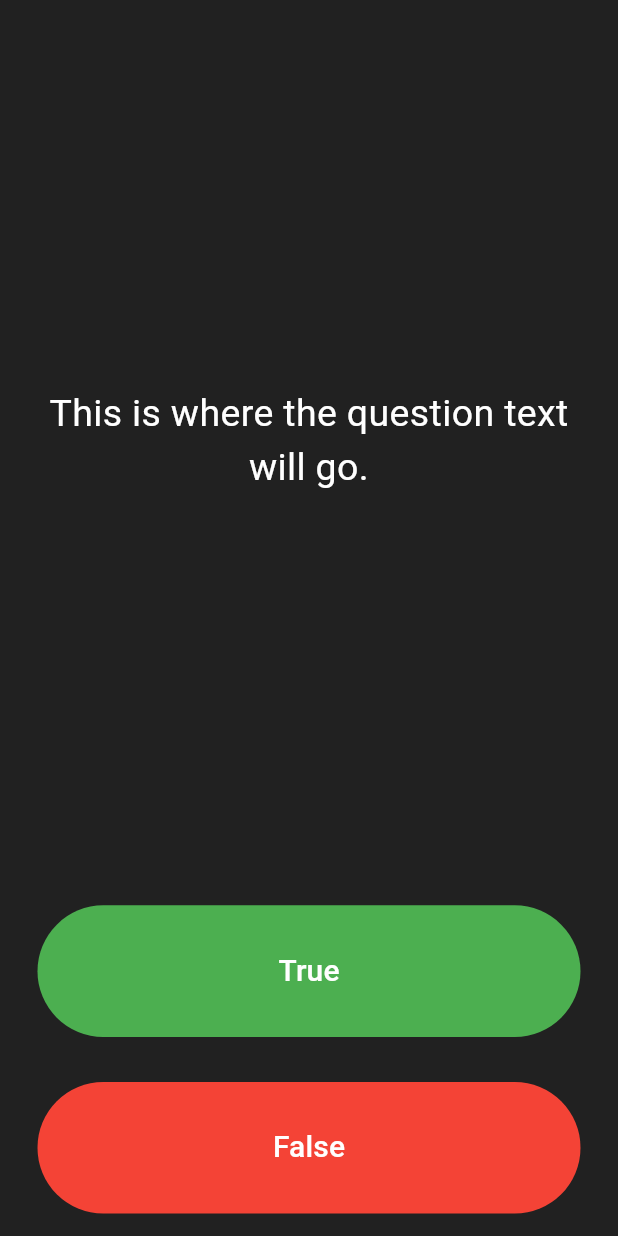
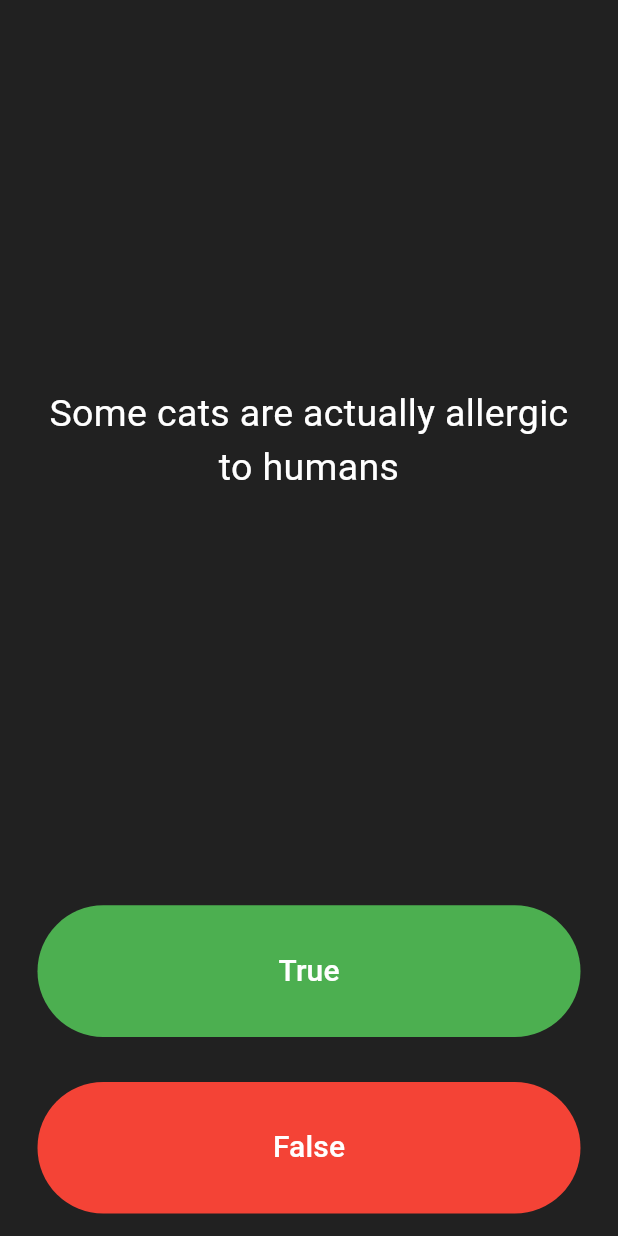
Before and after one commit to zeadab/take_qiuz, a Flutter app: the screen it shows after launch, on a phone screen of 412 x 824 dp. Run offline on Flutter 3.47's test engine with Material 3 defaults, Android fonts, the phone set to English and light mode, and no system bars.

Commit message:
connected data to main class and gettig scorekeeper list back and solved some problems in question class

```diff
--- a/lib/main.dart
+++ b/lib/main.dart
@@ -1,4 +1,5 @@
 import 'package:flutter/material.dart';
+import 'quiz_brain.dart' as QuizBrain;
 
 void main() => runApp(take_qiuz());
 
@@ -25,8 +26,7 @@ class QuizPage extends StatefulWidget {
 }
 
 class _QuizPageState extends State<QuizPage> {
-
-
+   List<Icon> scoreKeeper = [];
   @override
   Widget build(BuildContext context) {
     return Column(
@@ -39,7 +39,7 @@ class _QuizPageState extends State<QuizPage> {
             padding: EdgeInsets.all(10.0),
             child: Center(
               child: Text(
-                'This is where the question text will go.',
+                QuizBrain.getQuestionText(),
                 textAlign: TextAlign.center,
                 style: TextStyle(
                   fontSize: 25.0,
@@ -61,7 +61,9 @@ class _QuizPageState extends State<QuizPage> {
                   fontSize: 20.0,
                 ),
               ),
-              onPressed: () {},
+              onPressed: () {
+
+              },
             ),
           ),
         ),
```
Also changed, not shown: lib/question.dart (+5 -4 lines).
